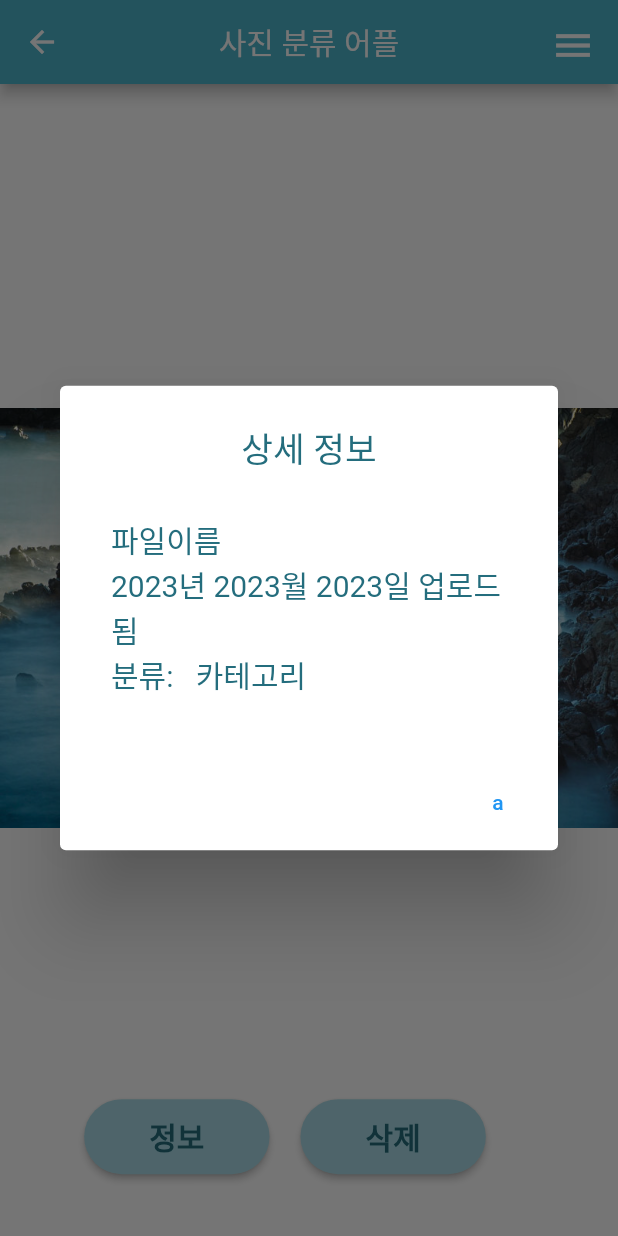
After one commit to haZuny/GDSC-image-cloud-app, a Flutter app: the ImageDetailPage screen opened directly, after a tap on "정보", on a phone screen of 412 x 824 dp. The commit adds this screen. Run offline on Flutter 3.47's test engine with Material 2 defaults, Android fonts, the phone set to English and light mode, and no system bars; drawn by our look-alikes of dropdown_button2; our stand-ins replace get.

Commit message:
상세정보 페이지 구현중

```diff
--- a/lib/BaseFile.dart
+++ b/lib/BaseFile.dart
@@ -16,6 +16,8 @@ double appBarDropDownWidth = 150;
 double appBarDropDownIconSize = 30;
 double floatingBtnMargin = 10;
 int btnSingleWidthPercent = 50;
+int btnDoubleWidthPercent = 30;
+int btnDoubleGabPercent = 5;
 double btnHeight = 50;
 // SignInUpPage
 double signInPageTFRound = 10;
@@ -35,6 +37,7 @@ double mainImgTitleThinSize = 30;
 // AddImgDialog
 double bgOpacity = 0.8;
 int bgPageBtnSizePercent = 35;
+double bgPageBtnFontSize = 18;
 double bgPageGabPerBtn = 20;
 double bgPageIconSize = 50;
 // ImageListPage
@@ -42,6 +45,11 @@ double imgListPageDateFontSize = 18;
 double imgListPageDateFontPadding = 10;
 double imgListPageDatePadding = 10;
 double imgListPageGabPerImg = 5;
+// ImageDetailPage
+int imgDetailPageBottomBtnMarginPercent = 5;
+double imgDetailDialogTitleFontSize = 23;
+double imgDetailDialogContentFontSize = 20;
+double imgDetailDialogContentPadding = 10;
 
 /// 화면 크기 반환
 double getFulLSizePercent(BuildContext context, int percent, bool isWidth){
--- /dev/null
+++ b/lib/ImageDetailPage.dart
@@ -0,0 +1,181 @@
+import 'package:flutter/material.dart';
+import 'package:get/get.dart';
+import 'BaseFile.dart';
+import 'GetControllers.dart';
+
+import 'AppBar_Drawer.dart';
+
+class ImageDetailPage extends StatefulWidget {
+  @override
+  State<ImageDetailPage> createState() => _ImageDetailPage();
+}
+
+class _ImageDetailPage extends State<ImageDetailPage> {
+  bool showOnlyImg = false;
+  ImageDetailObj img = ImageDetailObj(
+      1, Image.asset('assets/img/test3.jpg'), DateTime.now(), '카테고리');
+
+  @override
+  Widget build(BuildContext context) {
+    return Scaffold(
+        backgroundColor: showOnlyImg ? Colors.black : Colors.white,
+        appBar: showOnlyImg ? null : MyAppBar(true),
+        extendBodyBehindAppBar: true,
+        // 앱바 겹치게
+        /// 하단 버튼
+        floatingActionButtonLocation: FloatingActionButtonLocation.endDocked,
+        floatingActionButton: Container(
+          margin: EdgeInsets.only(
+              bottom: getFulLSizePercent(
+                  context, imgDetailPageBottomBtnMarginPercent, false)),
+          child: showOnlyImg
+              ? null
+              : Row(
+                  mainAxisAlignment: MainAxisAlignment.center,
+                  crossAxisAlignment: CrossAxisAlignment.end,
+                  children: [
+                    /// 정보 버튼
+                    ElevatedButton(
+                      onPressed: () {
+                        showDialog(
+                            context: context,
+
+                            /// 상세 정보 다이얼로그
+                            builder: (context) => AlertDialog(
+                                  title: Text(
+                                    '상세 정보',
+                                    textAlign: TextAlign.center,
+                                  ),
+                                  titleTextStyle: TextStyle(
+                                      color: Color(color_deepMint),
+                                      fontSize: imgDetailDialogTitleFontSize),
+                                  content: Padding(
+                                    padding: EdgeInsets.all(
+                                        imgDetailDialogContentPadding),
+                                    child: Container(
+                                      height: getFulLSizePercent(context, 15, false),
+                                      child: SingleChildScrollView(
+                                        child: Column(
+                                          mainAxisAlignment: MainAxisAlignment.center,
+                                          crossAxisAlignment: CrossAxisAlignment.start,
+                                          children: [
+                                            Text(
+                                              '파일이름',
+                                              style: TextStyle(
+                                                color: Color(color_deepMint),
+                                                fontSize:
+                                                    imgDetailDialogContentFontSize,
+                                              ),
+                                            ),
+                                            Text(
+                                              '${img.uploadedAt.year}년 ${img.uploadedAt.year}월 ${img.uploadedAt.year}일 업로드됨',
+                                              style: TextStyle(
+                                                color: Color(color_deepMint),
+                                                fontSize:
+                                                    imgDetailDialogContentFontSize,
+                                              ),
+                                            ),
+                                            Row(
+                                              children: [
+                                                Text(
+                                                  '분류: ',
+                                                  style: TextStyle(
+                                                    color: Color(color_deepMint),
+                                                    fontSize:
+                                                        imgDetailDialogContentFontSize,
+                                                  ),
+                                                ),Text(
+                                                  '\t\t' + img.category + '\t\t',
+                                                  style: TextStyle(
+                                                    color: Color(color_deepMint),
+                                                    fontSize:
+                                                        imgDetailDialogContentFontSize,
+                                                  ),
+                                                ),
+                                              ],
+                                            ),
+                                          ],
+                                        ),
+                                      ),
+                                    ),
+                                  ),actions: [TextButton(onPressed: (){}, child: Text('a'))],
+                                ));
+                      },
+                      style: ElevatedButton.styleFrom(
+                        shape: RoundedRectangleBorder(
+                            borderRadius: BorderRadius.circular(100)),
+                        backgroundColor: Color(color_whiteMint),
+                        minimumSize: Size(
+                            getFulLSizePercent(
+                                context, btnDoubleWidthPercent, true),
+                            btnHeight),
+                      ),
+                      child: Text(
+                        '정보',
+                        style: TextStyle(
+                            color: Color(color_deepMint),
+                            fontSize: 20,
+                            fontWeight: FontWeight.bold),
+                      ),
+                    ),
+                    Container(
+                      width: getFulLSizePercent(
+                          context, btnDoubleGabPercent, true),
+                    ),
+
+                    /// 삭제 버튼
+                    ElevatedButton(
+                      onPressed: () {
+                        Get.back();
+                      },
+                      style: ElevatedButton.styleFrom(
+                        shape: RoundedRectangleBorder(
+                            borderRadius: BorderRadius.circular(100)),
+                        backgroundColor: Color(color_whiteMint),
+                        minimumSize: Size(
+                            getFulLSizePercent(
+                                context, btnDoubleWidthPercent, true),
+                            btnHeight),
+                      ),
+                      child: Text(
+                        '삭제',
+                        style: TextStyle(
+                            color: Color(color_deepMint),
+                            fontSize: 20,
+                            fontWeight: FontWeight.bold),
+                      ),
+                    )
+                  ],
+                ),
+        ),
+
+        /// 이미지
+        body: GestureDetector(
+          onTap: () {
+            setState(() {
+              showOnlyImg = !showOnlyImg;
+            });
+          },
+          child: Container(
+              height: double.infinity,
+              color: Colors.transparent,
+              alignment: Alignment.center,
+              child: img.img),
+        ));
+  }
+}
+
+/// 이미지 객체
+class ImageDetailObj {
+  final int id;
+  final Image img;
+  final DateTime uploadedAt;
+  final String category;
+
+  // 생성자
+  ImageDetailObj(int id, Image img, DateTime uploadedAt, String category)
+      : this.id = id,
+        this.img = img,
+        this.uploadedAt = uploadedAt,
+        this.category = category;
+}
--- a/lib/ImgListPage.dart
+++ b/lib/ImgListPage.dart
@@ -6,6 +6,7 @@ import 'GetControllers.dart';
 
 import 'BaseFile.dart';
 import 'AppBar_Drawer.dart';
+import 'ImageDetailPage.dart';
 
 class ImageListPage extends StatefulWidget {
   @override
@@ -142,12 +143,15 @@ class _ImageListPage extends State<ImageListPage> {
                       itemCount: controller
                           .dateImgObjMap[controller.dateKeyList[idx]]!.length,
                       itemBuilder: (context, idx2) {
-                        return Padding(
-                            padding: EdgeInsets.all(imgListPageGabPerImg),
-                            child: controller
-                                .dateImgObjMap[controller.dateKeyList[idx]]![
-                                    idx2]
-                                .photo);
+                        return GestureDetector(
+                          child: Padding(
+                              padding: EdgeInsets.all(imgListPageGabPerImg),
+                              child: controller
+                                  .dateImgObjMap[controller.dateKeyList[idx]]![
+                                      idx2]
+                                  .photo),
+                          onTap: () => Get.to(ImageDetailPage()),
+                        );
                       },
                       gridDelegate: SliverGridDelegateWithFixedCrossAxisCount(
                           crossAxisCount: 4),
--- a/lib/MainPage.dart
+++ b/lib/MainPage.dart
@@ -268,10 +268,10 @@ class _MainPage extends State<MainPage> {
                                         size: bgPageIconSize,
                                       ),
                                       Text(
-                                        '사진 찍기',
+                                        '사진 찍기\n',
                                         style: TextStyle(
                                             color: Color(color_deepMint),
-                                            fontSize: 20,
+                                            fontSize: bgPageBtnFontSize,
                                             fontWeight: FontWeight.bold),
                                       )
                                     ],
@@ -311,7 +311,7 @@ class _MainPage extends State<MainPage> {
                                         '앨범에서\n가져오기',
                                         style: TextStyle(
                                             color: Color(color_deepMint),
-                                            fontSize: 20,
+                                            fontSize: bgPageBtnFontSize,
                                             fontWeight: FontWeight.bold),
                                       )
                                     ],
--- a/lib/SignInPage.dart
+++ b/lib/SignInPage.dart
@@ -84,7 +84,7 @@ class SignInPage extends StatelessWidget {
               /// 로그인 버튼
               ElevatedButton(
                 onPressed: () {
-                  Get.to(MainPage());
+                  Get.offAll(MainPage());
                 },
                 style: ElevatedButton.styleFrom(
                   shape: RoundedRectangleBorder(
```
Also changed, not shown: lib/GetControllers.dart (+9 -8 lines).
